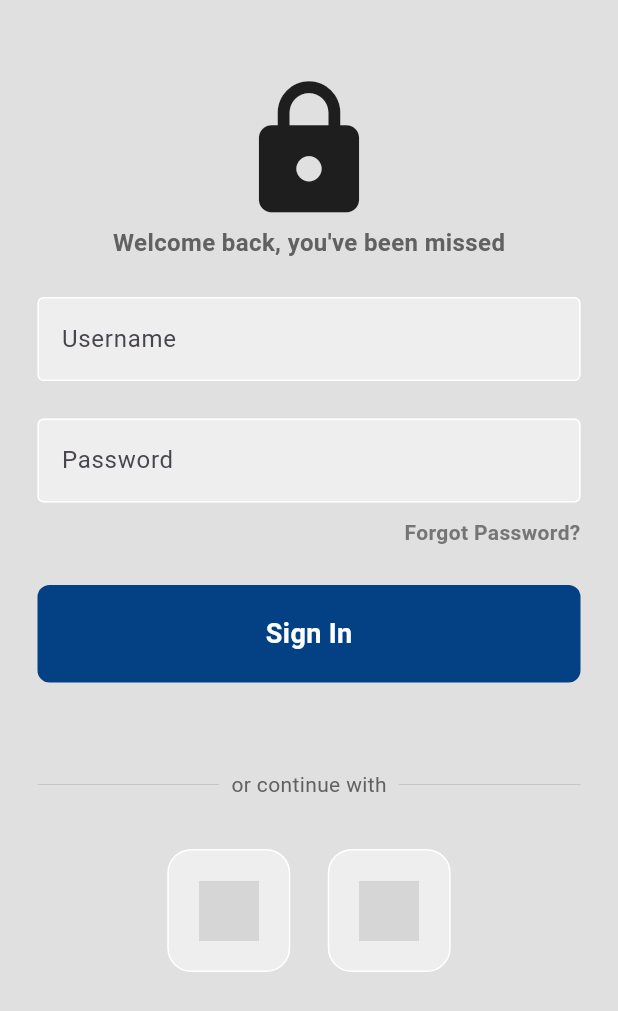
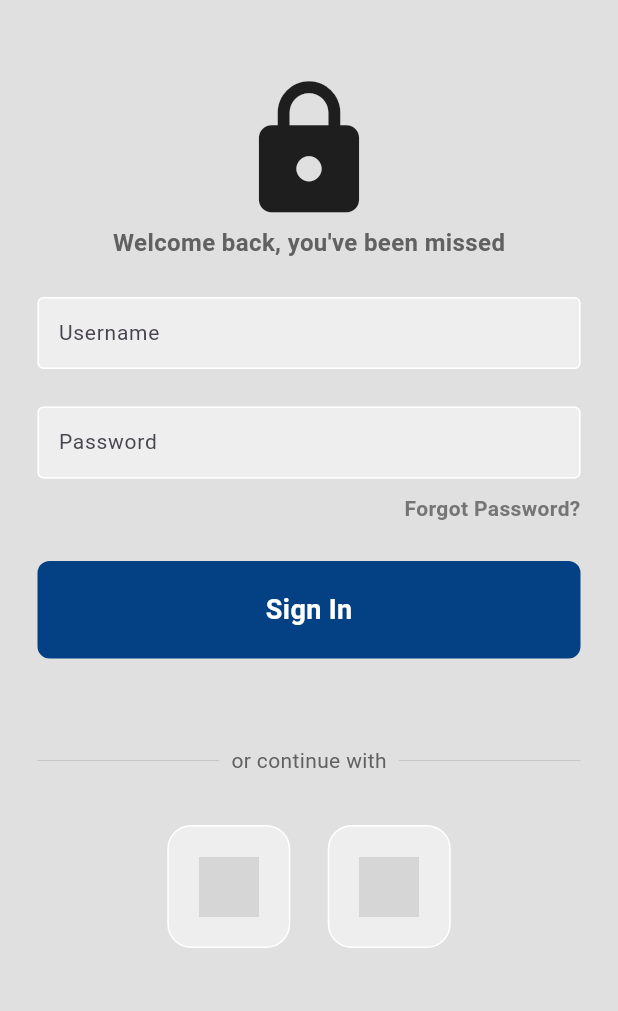
Before and after one commit to induwarafernando/Xenon-app-Flutter, a Flutter app: the LoginPage screen opened directly, on a phone screen of 412 x 824 dp. Shown: the top 1011 px of the screen. Run offline on Flutter 3.47's test engine with Material 3 defaults, Android fonts, the phone set to English and light mode, and no system bars; our stand-ins replace google_nav_bar; grey boxes are pictures that could not be loaded.

Commit message:
field styling

```diff
--- a/lib/components/my_textfield.dart
+++ b/lib/components/my_textfield.dart
@@ -19,12 +19,16 @@ class MyTextField extends StatelessWidget {
       child: TextField(
         controller: controller,
         obscureText: obscureText,
+        style: TextStyle(fontSize: 14.0),
         decoration: InputDecoration(
+          contentPadding: EdgeInsets.symmetric(
+              vertical: 10.0, horizontal: 10), // Adjust vertical padding
+
           enabledBorder: const OutlineInputBorder(
             borderSide: BorderSide(color: Colors.white),
           ),
           focusedBorder: OutlineInputBorder(
-            borderSide: BorderSide(color: Colors.grey.shade400),
+            borderSide: BorderSide(color: Color.fromARGB(255, 1, 46, 105)),
           ),
           fillColor: Colors.grey.shade200,
           filled: true,
```
